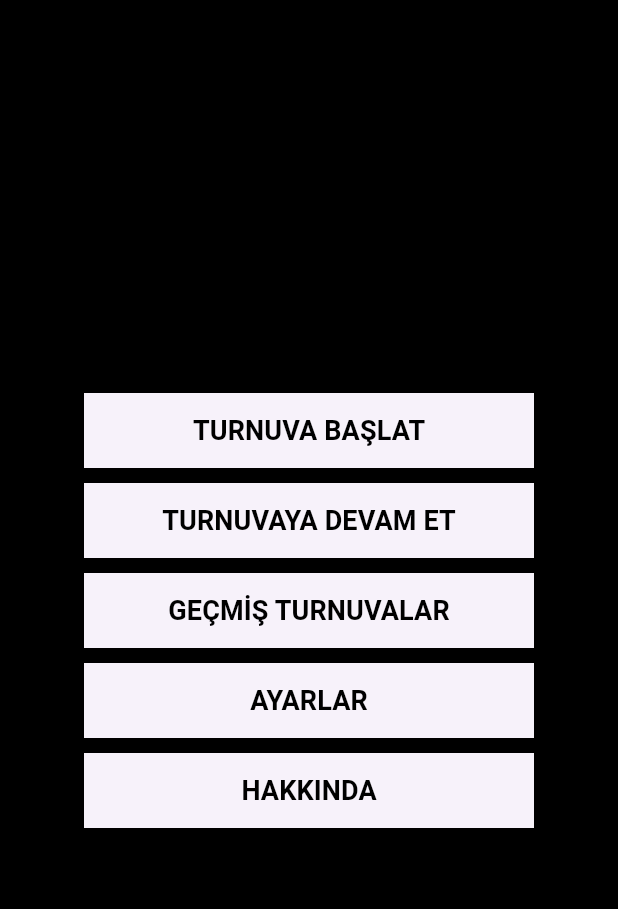
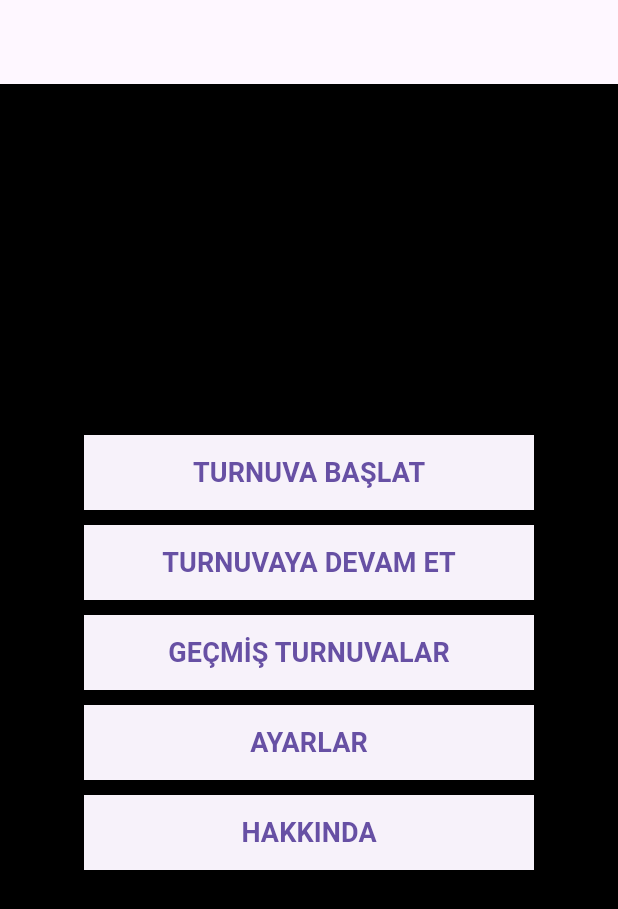
Before and after one commit to UycGitHub/Tourney-Tournament-App, a Flutter app: the screen it shows after launch, on a phone screen of 412 x 824 dp. Shown: the top 909 px of the screen. Run offline on Flutter 3.47's test engine with Material 3 defaults, Android fonts, the phone set to English and light mode, and no system bars.

Commit message:
seperate and fixed
main, home_page and theme files seperated and fixed

```diff
--- /dev/null
+++ b/tourney/lib/home_page.dart
@@ -0,0 +1,125 @@
+import 'package:flutter/material.dart';
+
+class MyHomePage extends StatelessWidget {
+  String title = "Tourney";
+
+  MyHomePage({@required title});
+
+  @override
+  Widget build(BuildContext context) {
+    return Scaffold(
+      appBar: AppBar(
+          //normally properties must takee from theme but we have not now
+          ),
+      body: Container(
+        decoration: BoxDecoration(color: Colors.black),
+        child: Center(
+          child: Column(
+              mainAxisAlignment: MainAxisAlignment.center,
+              children: <Widget>[
+                TurnuvaBaslatButton(),
+                TurnuvayaDevamEtButton(),
+                GecmisTurnuvalarButton(),
+                AyarlarButton(),
+                HakkindaButton()
+              ]),
+        ),
+      ),
+    );
+  }
+}
+
+//Container widget customized and divided to subclassses
+//for standardization
+class CustomContainersForOnPressedMethods extends StatelessWidget {
+  final String myText;
+  final VoidCallback onPressed;
+
+  CustomContainersForOnPressedMethods({
+    required this.myText,
+    required this.onPressed,
+  });
+
+  @override
+  Widget build(BuildContext context) {
+    return Container(
+      margin: EdgeInsets.only(bottom: 10.0),
+      child: ElevatedButton(
+        style: ElevatedButton.styleFrom(
+          fixedSize: const Size(300, 50),
+          shape: RoundedRectangleBorder(side: BorderSide.none),
+        ),
+        onPressed: onPressed,
+        child: Text(
+          myText,
+          style: const TextStyle(
+            //color: Colors.black,
+            fontWeight: FontWeight.bold,
+            fontSize: 18,
+          ),
+        ),
+      ),
+    );
+  }
+}
+
+//subclasses spesific text variables and onPressed methods
+class TurnuvaBaslatButton extends StatelessWidget {
+  TurnuvaBaslatButton({Key? key}) : super(key: key);
+
+  @override
+  Widget build(BuildContext context) {
+    return CustomContainersForOnPressedMethods(
+      myText: 'TURNUVA BAŞLAT',
+      onPressed: () {},
+    );
+  }
+}
+
+class TurnuvayaDevamEtButton extends StatelessWidget {
+  TurnuvayaDevamEtButton({Key? key}) : super(key: key);
+
+  @override
+  Widget build(BuildContext context) {
+    return CustomContainersForOnPressedMethods(
+      myText: 'TURNUVAYA DEVAM ET',
+      onPressed: () {},
+    );
+  }
+}
+
+class GecmisTurnuvalarButton extends StatelessWidget {
+  GecmisTurnuvalarButton({Key? key}) : super(key: key);
+
+  @override
+  Widget build(BuildContext context) {
+    return CustomContainersForOnPressedMethods(
+      myText: 'GEÇMİŞ TURNUVALAR',
+      onPressed: () {},
+    );
+  }
+}
+
+class AyarlarButton extends StatelessWidget {
+  AyarlarButton({Key? key}) : super(key: key);
+
+  @override
+  Widget build(BuildContext context) {
+    return CustomContainersForOnPressedMethods(
+      myText: 'AYARLAR',
+      onPressed: () {},
+    );
+  }
+}
+
+class HakkindaButton extends StatelessWidget {
+  HakkindaButton({Key? key}) : super(key: key);
+
+  @override
+  Widget build(BuildContext context) {
+    return CustomContainersForOnPressedMethods(
+      myText: 'HAKKINDA',
+      onPressed: () {},
+    );
+  }
+}
--- a/tourney/lib/main.dart
+++ b/tourney/lib/main.dart
@@ -1,4 +1,5 @@
 import 'package:flutter/material.dart';
+import 'package:tourney/home_page.dart';
 
 void main() => runApp(MyApp());
 
@@ -7,114 +8,9 @@ class MyApp extends StatelessWidget {
   Widget build(BuildContext context) {
     return MaterialApp(
       title: 'Tourney',
-      theme: ThemeData(scaffoldBackgroundColor: Color.fromARGB(150, 0, 255, 0)),
+      theme: ThemeData.light(),
+      // I want make a spesific theme in the future, so I changed to most nsaic version
       home: MyHomePage(title: 'Tourney'),
     );
   }
 }
-
-class MyHomePage extends StatelessWidget {
-  String title = "Tourney";
-
-  MyHomePage({@required title});
-
-  @override
-  Widget build(BuildContext context) {
-    return Scaffold(
-        body: Container(
-      decoration: BoxDecoration(color: Colors.black),
-      child: Center(
-        child: Column(
-          mainAxisAlignment: MainAxisAlignment.center,
-          children: <Widget>[
-            Container(
-                margin: EdgeInsets.only(bottom: 10.0),
-                child: ElevatedButton(
-                  child: Text(
-                    'TURNUVA BAŞLAT',
-                    style: TextStyle(
-                        color: Colors.black,
-                        fontWeight: FontWeight.bold,
-                        fontSize: 18),
-                  ),
-                  style: ElevatedButton.styleFrom(
-                      fixedSize: const Size(300, 50),
-                      shape: LinearBorder(side: BorderSide.none)),
-                  onPressed: () {
-                    // Handle button 1 press
-                  },
-                )),
-            Container(
-                margin: EdgeInsets.only(bottom: 10.0),
-                child: ElevatedButton(
-                  child: Text(
-                    'TURNUVAYA DEVAM ET',
-                    style: TextStyle(
-                        color: Colors.black,
-                        fontWeight: FontWeight.bold,
-                        fontSize: 18),
-                  ),
-                  style: ElevatedButton.styleFrom(
-                      fixedSize: const Size(300, 50),
-                      shape: LinearBorder(side: BorderSide.none)),
-                  onPressed: () {
-                    // Handle button 2 press
-                  },
-                )),
-            Container(
-                margin: EdgeInsets.only(bottom: 10.0),
-                child: ElevatedButton(
-                  child: Text(
-                    'GEÇMİŞ TURNUVALAR',
-                    style: TextStyle(
-                        color: Colors.black,
-                        fontWeight: FontWeight.bold,
-                        fontSize: 18),
-                  ),
-                  style: ElevatedButton.styleFrom(
-                      fixedSize: const Size(300, 50),
-                      shape: LinearBorder(side: BorderSide.none)),
-                  onPressed: () {
-                    // Handle button 3 press
-                  },
-                )),
-            Container(
-                margin: EdgeInsets.only(bottom: 10.0),
-                child: ElevatedButton(
-                  child: Text(
-                    'AYARLAR',
-                    style: TextStyle(
-                        color: Colors.black,
-                        fontWeight: FontWeight.bold,
-                        fontSize: 18),
-                  ),
-                  style: ElevatedButton.styleFrom(
-                      fixedSize: const Size(300, 50),
-                      shape: LinearBorder(side: BorderSide.none)),
-                  onPressed: () {
-                    // Handle button 4 press
-                  },
-                )),
-            Container(
-                margin: EdgeInsets.only(bottom: 10.0),
-                child: ElevatedButton(
-                  child: Text(
-                    'HAKKINDA',
-                    style: TextStyle(
-                        color: Colors.black,
-                        fontWeight: FontWeight.bold,
-                        fontSize: 18),
-                  ),
-                  style: ElevatedButton.styleFrom(
-                      fixedSize: const Size(300, 50),
-                      shape: LinearBorder(side: BorderSide.none)),
-                  onPressed: () {
-                    // Handle button 5 press
-                  },
-                )),
-          ],
-        ),
-      ),
-    ));
-  }
-}
--- a/tourney/lib/source.dart
+++ b/tourney/lib/source.dart
@@ -82,6 +82,7 @@ class Tournament {
     debugPrint("Winner is $winner");
   }
 
+  //todo: a method the records the match scores
   //todo: fixture should be setable for knockout and point
   //todo: fixture should be mixed
   void createFixture() {
@@ -100,7 +101,8 @@ class Tournament {
   void recordMatches() {
     for (Team team in teams) {
       for (Match match in fixture) {
-        if (team.name == match.firstTeam.name) {
+        if ((team.name == match.firstTeam.name) &&
+            (team.name == match.secondTeam.name)) {
           team.addMatch(match);
         }
       }
@@ -215,4 +217,10 @@ void main(List<String> args) {
   for (Match match in tournament.getFixture) {
     print(match.name);
   }
+
+  print("takım 1 MAÇLARI");
+  tournament.recordMatches();
+  for (Match match in team1.matches) {
+    print(match.name);
+  }
 }
--- /dev/null
+++ b/tourney/lib/theme.dart
@@ -0,0 +1,2 @@
+
+// I will use in the future
```
